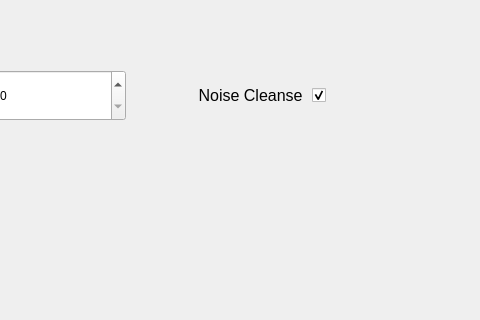
This is mainwindow.ui in mennovf/perfect-pitch as Qt 5 draws it before an edit; both pictures show x 105 to 585 and y 0 to 320 of the 1110 by 615 pixel window. The edited form follows.
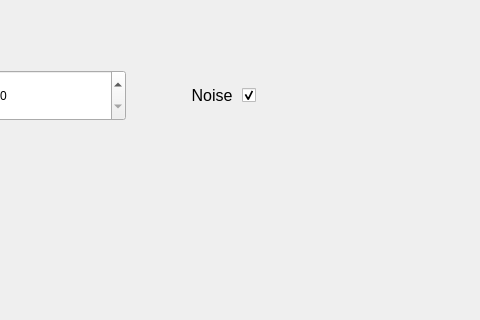
This is the edited form.

What changed in the file:
```diff
--- a/mainwindow.ui
+++ b/mainwindow.ui
@@ -73,9 +73,9 @@
    <widget class="QCheckBox" name="noise">
     <property name="geometry">
      <rect>
-      <x>260</x>
+      <x>270</x>
       <y>70</y>
-      <width>171</width>
+      <width>91</width>
       <height>51</height>
      </rect>
     </property>
@@ -88,7 +88,7 @@
      <enum>Qt::RightToLeft</enum>
     </property>
     <property name="text">
-     <string>Noise Cleanse </string>
+     <string>Noise </string>
     </property>
     <property name="checked">
      <bool>true</bool>
```
